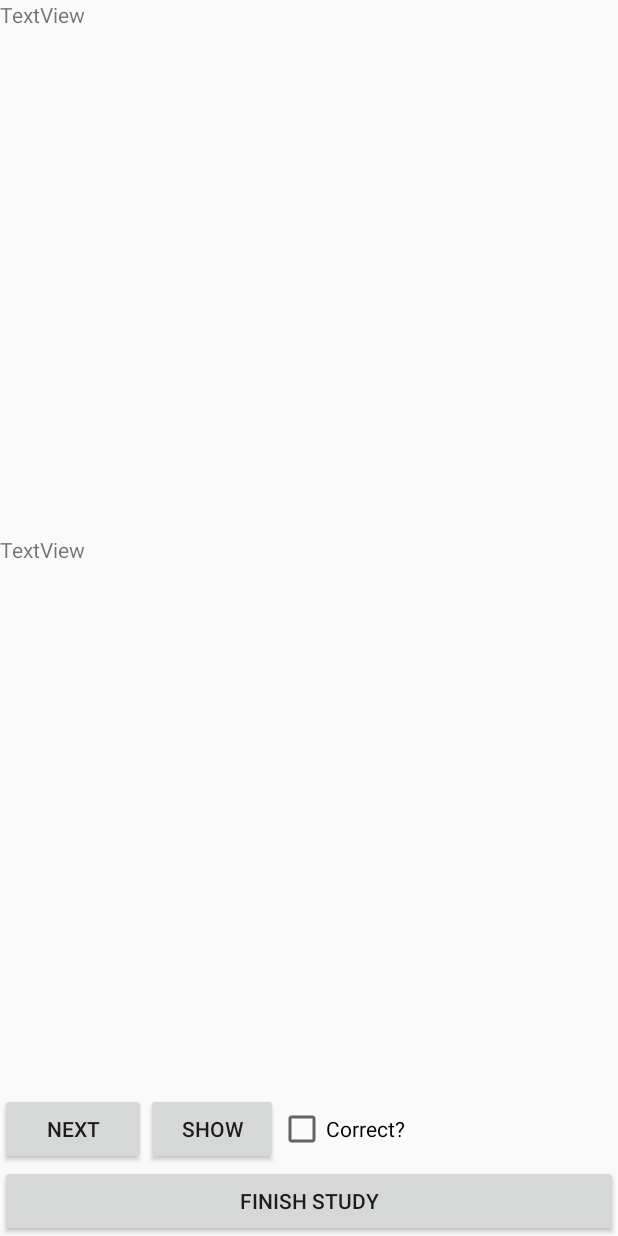
After one commit to refigh/MyFlashQard, an Android app: the StudyActivity screen opened directly, with no data from a screen before it, on a phone screen of 412 x 824 dp. The commit adds this screen. Run offline under Robolectric (Android 15) with nearby library versions, the phone set to English and light mode, and no system bars.

Commit message:
Start Button + new and empty activity page added.

```diff
--- a/app/src/main/AndroidManifest.xml
+++ b/app/src/main/AndroidManifest.xml
@@ -18,6 +18,12 @@
                 <category android:name="android.intent.category.LAUNCHER" />
             </intent-filter>
         </activity>
+
+        <activity android:name=".StudyActivity">
+
+        </activity>
+
+
     </application>
     <uses-permission android:name="android.permission.WRITE_EXTERNAL_STORAGE" />
 
--- /dev/null
+++ b/app/src/main/java/com/hamze/myflashqard/StudyActivity.java
@@ -0,0 +1,47 @@
+package com.hamze.myflashqard;
+
+import android.app.Activity;
+import android.os.Bundle;
+import android.view.View;
+import android.widget.Button;
+
+
+/**
+ * Created by hamzeh on 8/14/2017.
+ */
+
+public class StudyActivity extends Activity {
+
+
+    //buttons
+    private Button button_close_study;
+
+    //----------------------------------------------------------------------------------------
+    //----------------------------------------------------------------------------------------
+    //----------------------------------------------------------------------------------------
+    @Override
+    protected void onCreate(Bundle savedInstanceState) {
+        super.onCreate(savedInstanceState);
+        setContentView(R.layout.activity_study);
+
+        //Save flashcard button
+        button_close_study = (Button) findViewById(R.id.button_close_study);
+        button_close_study.setOnClickListener(button_close_study_OnClickListener);
+
+    }
+
+    //----------------------------------------------------------------------------------------
+    //----------------------------------------------------------------------------------------
+    //----------------------------------------------------------------------------------------
+    //On click listener for button_close_study
+    final View.OnClickListener button_close_study_OnClickListener = new View.OnClickListener() {
+        @Override
+        public void onClick(final View v) {
+
+            StudyActivity.this.finish();
+            return;
+
+        } //onClick
+    }; //button_close_study_OnClickListener
+
+}
--- /dev/null
+++ b/app/src/main/res/layout/activity_study.xml
@@ -0,0 +1,51 @@
+<?xml version="1.0" encoding="utf-8"?>
+<LinearLayout xmlns:android="http://schemas.android.com/apk/res/android"
+    android:layout_width="match_parent"
+    android:layout_height="match_parent"
+    android:orientation="vertical">
+
+    <TextView
+        android:id="@+id/textView_side1"
+        android:layout_width="match_parent"
+        android:layout_height="match_parent"
+        android:layout_weight="0.60"
+        android:text="TextView" />
+
+    <TextView
+        android:id="@+id/textView_side2"
+        android:layout_width="match_parent"
+        android:layout_height="match_parent"
+        android:layout_weight="0.58"
+        android:text="TextView" />
+
+    <TableRow
+        android:layout_width="match_parent"
+        android:layout_height="wrap_content">
+
+        <Button
+            android:id="@+id/button_next"
+            android:layout_width="wrap_content"
+            android:layout_height="wrap_content"
+            android:layout_weight="0.04"
+            android:text="Next" />
+
+        <Button
+            android:id="@+id/button_show"
+            android:layout_width="wrap_content"
+            android:layout_height="wrap_content"
+            android:text="Show" />
+
+        <CheckBox
+            android:id="@+id/checkBox_correct"
+            android:layout_width="wrap_content"
+            android:layout_height="wrap_content"
+            android:layout_weight="0.60"
+            android:text="Correct?" />
+    </TableRow>
+
+    <Button
+        android:id="@+id/button_close_study"
+        android:layout_width="match_parent"
+        android:layout_height="wrap_content"
+        android:text="Finish Study" />
+</LinearLayout>
```
Also changed, not shown: app/src/main/java/com/hamze/myflashqard/MainActivity.java (+4 -31 lines), app/src/main/res/layout/activity_main.xml (+2 -8 lines).
